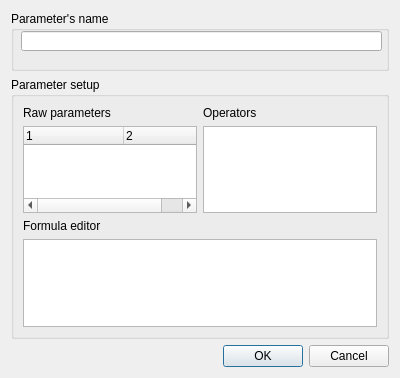
Before: the Qt Designer form ui/def_variable.ui in Artelia/PostTelemac, drawn with Qt 5.
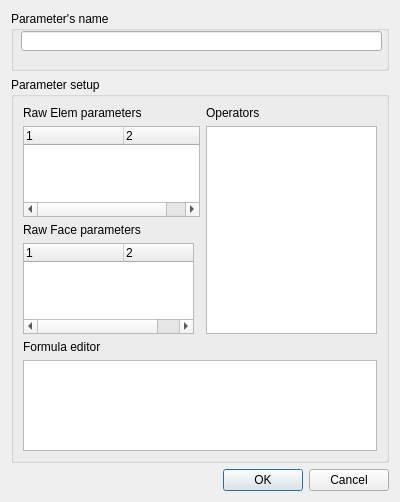
After: the same form once the commit is applied.

The edit to the form file:
```diff
--- a/ui/def_variable.ui
+++ b/ui/def_variable.ui
@@ -7,7 +7,7 @@
     <x>0</x>
     <y>0</y>
     <width>400</width>
-    <height>378</height>
+    <height>502</height>
    </rect>
   </property>
   <property name="windowTitle">
@@ -52,59 +52,95 @@
       <string>Parameter setup</string>
      </property>
      <layout class="QGridLayout" name="gridLayout_2">
-      <item row="1" column="1">
-       <widget class="QListView" name="lst_fonctions"/>
-      </item>
-      <item row="1" column="0">
-       <widget class="QTreeWidget" name="tab_variables">
-        <property name="indentation">
-         <number>0</number>
-        </property>
-        <property name="rootIsDecorated">
-         <bool>false</bool>
-        </property>
-        <property name="uniformRowHeights">
-         <bool>true</bool>
-        </property>
-        <property name="itemsExpandable">
-         <bool>false</bool>
-        </property>
-        <property name="columnCount">
-         <number>2</number>
-        </property>
-        <column>
-         <property name="text">
-          <string>1</string>
-         </property>
-        </column>
-        <column>
-         <property name="text">
-          <string>2</string>
-         </property>
-        </column>
-       </widget>
-      </item>
-      <item row="3" column="0" colspan="2">
+      <item row="5" column="0" colspan="3">
        <widget class="QTextEdit" name="txt_formule"/>
       </item>
-      <item row="0" column="1">
+      <item row="4" column="0">
+       <widget class="QLabel" name="label_3">
+        <property name="text">
+         <string>Formula editor</string>
+        </property>
+       </widget>
+      </item>
+      <item row="0" column="2">
        <widget class="QLabel" name="label_2">
         <property name="text">
          <string>Operators</string>
         </property>
        </widget>
       </item>
+      <item row="1" column="2" rowspan="3">
+       <widget class="QListView" name="lst_fonctions"/>
+      </item>
+      <item row="3" column="0">
+       <widget class="QTreeWidget" name="tab_variables_2">
+        <property name="indentation">
+         <number>0</number>
+        </property>
+        <property name="rootIsDecorated">
+         <bool>false</bool>
+        </property>
+        <property name="uniformRowHeights">
+         <bool>true</bool>
+        </property>
+        <property name="itemsExpandable">
+         <bool>false</bool>
+        </property>
+        <property name="columnCount">
+         <number>2</number>
+        </property>
+        <column>
+         <property name="text">
+          <string>1</string>
+         </property>
+        </column>
+        <column>
+         <property name="text">
+          <string>2</string>
+         </property>
+        </column>
+       </widget>
+      </item>
       <item row="0" column="0">
        <widget class="QLabel" name="label">
         <property name="text">
-         <string>Raw parameters</string>
+         <string>Raw Elem parameters</string>
         </property>
        </widget>
       </item>
-      <item row="2" column="0" colspan="2">
-       <widget class="QLabel" name="label_3">
+      <item row="1" column="0" colspan="2">
+       <widget class="QTreeWidget" name="tab_variables">
+        <property name="indentation">
+         <number>0</number>
+        </property>
+        <property name="rootIsDecorated">
+         <bool>false</bool>
+        </property>
+        <property name="uniformRowHeights">
+         <bool>true</bool>
+        </property>
+        <property name="itemsExpandable">
+         <bool>false</bool>
+        </property>
+        <property name="columnCount">
+         <number>2</number>
+        </property>
+        <column>
+         <property name="text">
+          <string>1</string>
+         </property>
+        </column>
+        <column>
+         <property name="text">
+          <string>2</string>
+         </property>
+        </column>
+       </widget>
+      </item>
+      <item row="2" column="0">
+       <widget class="QLabel" name="label_4">
         <property name="text">
-         <string>Formula editor</string>
+         <string>Raw Face parameters</string>
         </property>
        </widget>
       </item>
```
